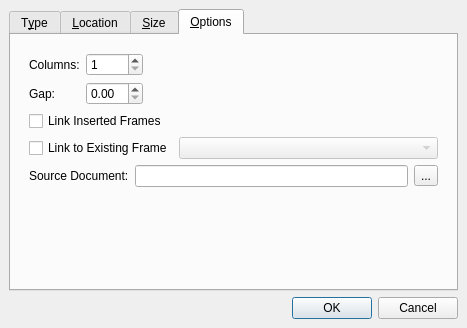
The window that scribus/ui/insertaframe.ui (scribusproject/scribus) describes before a commit, drawn with Qt 5.
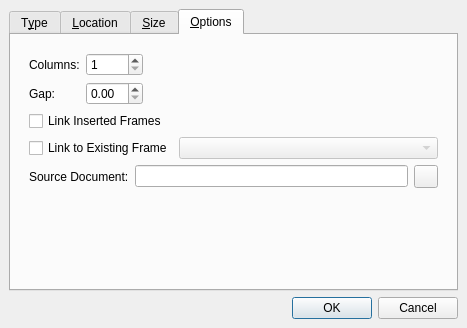
The same window after the commit. The open tabs and pages were chosen to show the change. Custom widgets are drawn as their Qt base class.

```diff
--- a/scribus/ui/insertaframe.ui
+++ b/scribus/ui/insertaframe.ui
@@ -568,9 +568,6 @@
              </item>
              <item>
               <widget class="QToolButton" name="selectDocFileButton">
-               <property name="text">
-                <string>...</string>
-               </property>
               </widget>
              </item>
             </layout>
```
Left out of the diff: 6 changed lines with no effect on the pictures.
